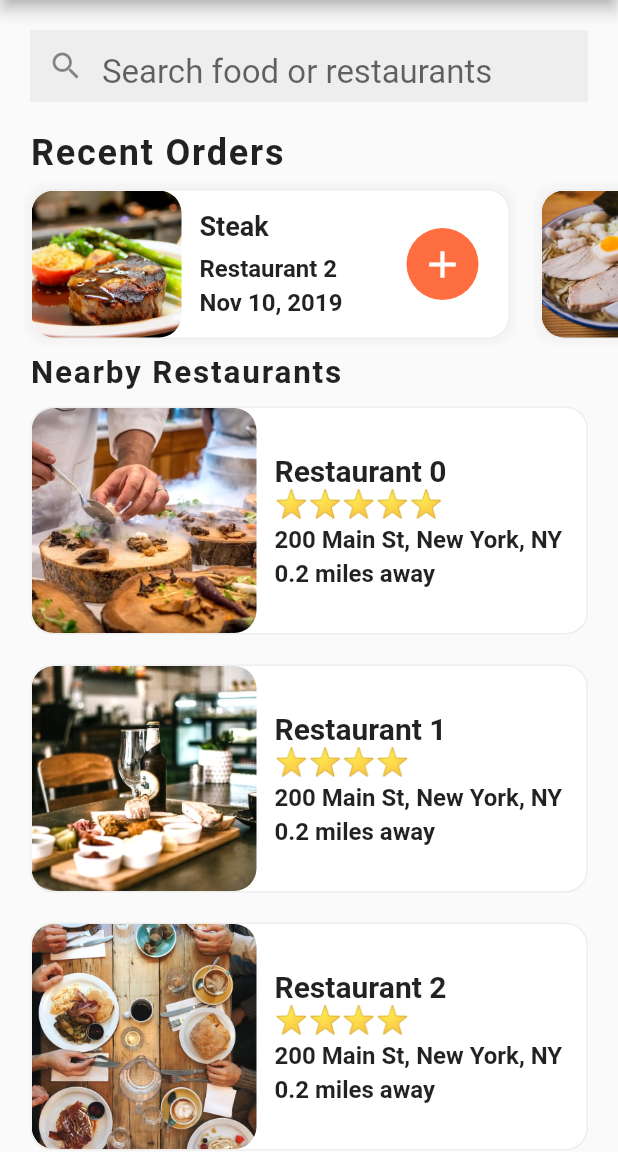
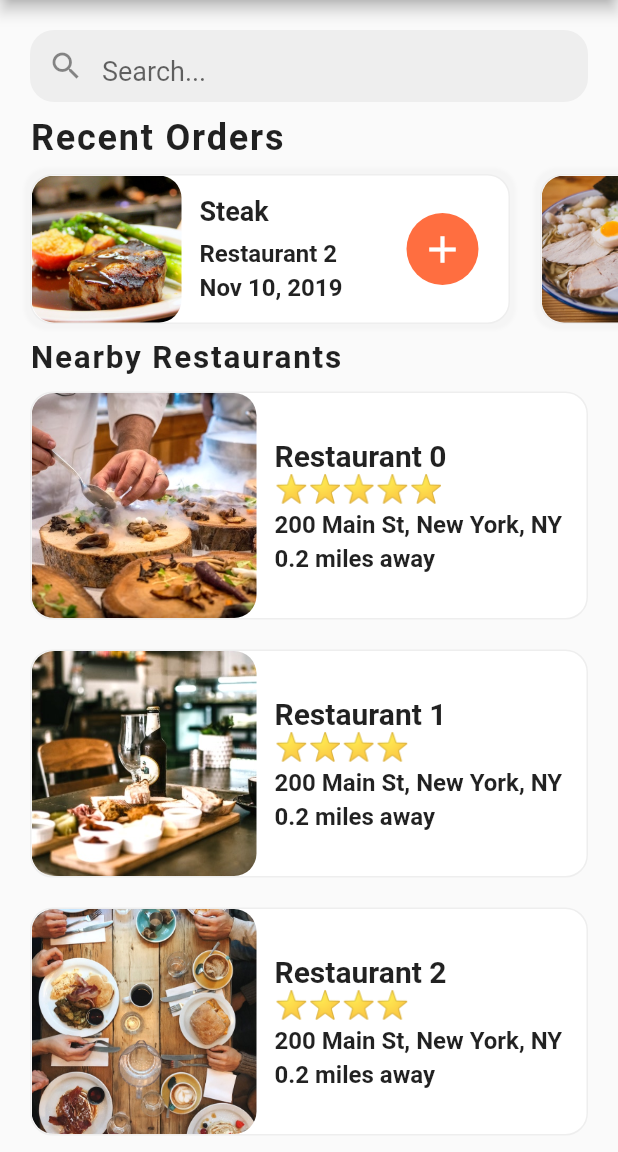
Before and after one commit to edilsonmatola/food_delivery_ui_flutter, a Flutter app: the screen it shows after launch, on a phone screen of 412 x 824 dp, the part 84-1236 px from its top. Run offline on Flutter 3.47's test engine with Material 2 defaults, Android fonts, the light colour scheme and no system bars.

Commit message:
Code refactor

```diff
--- a/lib/app/presentation/home_screen/home_screen.dart
+++ b/lib/app/presentation/home_screen/home_screen.dart
@@ -140,28 +140,29 @@ class _HomeScreenState extends State<HomeScreen> {
           ],
         ),
         body: ListView(
+          padding: EdgeInsets.symmetric(vertical: 10),
           physics: BouncingScrollPhysics(),
           children: [
             Padding(
-              padding: EdgeInsets.all(20),
+              padding: EdgeInsets.symmetric(horizontal: 20, vertical: 10),
               child: TextField(
                 decoration: InputDecoration(
-                  contentPadding: const EdgeInsets.fromLTRB(8, 0, 8, 0),
+                  contentPadding: const EdgeInsets.all(8),
                   fillColor: Colors.grey[200],
                   filled: true,
-                  border: InputBorder.none,
-                  hintText: 'Search food or restaurants',
+                  border: OutlineInputBorder(
+                    borderRadius: BorderRadius.circular(16),
+                    borderSide: BorderSide.none,
+                  ),
+                  hintText: 'Search...',
                   hintStyle: TextStyle(
-                    fontSize: 22,
+                    fontSize: 18,
                   ),
                   prefixIcon: Icon(
                     Icons.search,
                   ),
-                  suffix: IconButton(
-                    onPressed: () {},
-                    icon: Icon(
-                      Icons.clear,
-                    ),
+                  suffix: Icon(
+                    Icons.clear,
                   ),
                 ),
               ),
```
